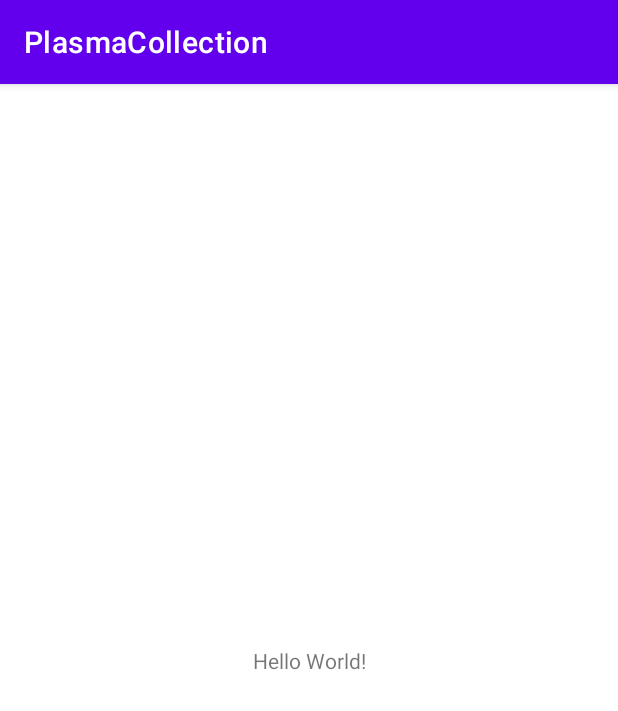
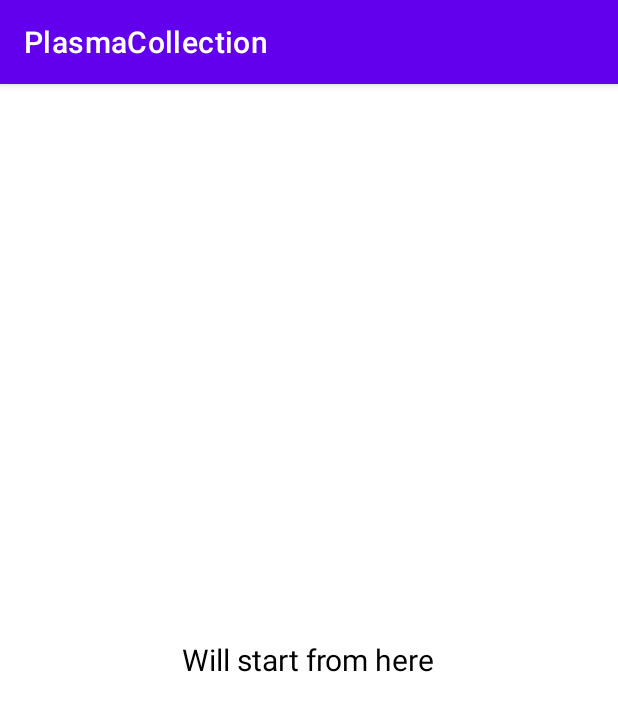
Before and after one commit to Tiwari-shivang/PlasmaCollection, an Android app: the screen it shows after launch (MainActivity), on a phone screen of 412 x 824 dp. Shown: the top 711 px of the screen. Run offline under Robolectric (Android 15) with nearby library versions, the phone set to English and light mode, and no system bars.

Commit message:
test Commit

```diff
--- a/app/src/main/res/layout/activity_main.xml
+++ b/app/src/main/res/layout/activity_main.xml
@@ -1,5 +1,6 @@
 <?xml version="1.0" encoding="utf-8"?>
-<androidx.constraintlayout.widget.ConstraintLayout xmlns:android="http://schemas.android.com/apk/res/android"
+<RelativeLayout
+    xmlns:android="http://schemas.android.com/apk/res/android"
     xmlns:app="http://schemas.android.com/apk/res-auto"
     xmlns:tools="http://schemas.android.com/tools"
     android:layout_width="match_parent"
@@ -9,10 +10,11 @@
     <TextView
         android:layout_width="wrap_content"
         android:layout_height="wrap_content"
-        android:text="Hello World!"
-        app:layout_constraintBottom_toBottomOf="parent"
-        app:layout_constraintEnd_toEndOf="parent"
-        app:layout_constraintStart_toStartOf="parent"
-        app:layout_constraintTop_toTopOf="parent" />
+        android:text="Will start from here"
+        android:textSize="20sp"
+        android:layout_centerVertical="true"
+        android:layout_centerHorizontal="true"
+        android:textColor="@color/black"
+        />
 
-</androidx.constraintlayout.widget.ConstraintLayout>
+</RelativeLayout>
```
